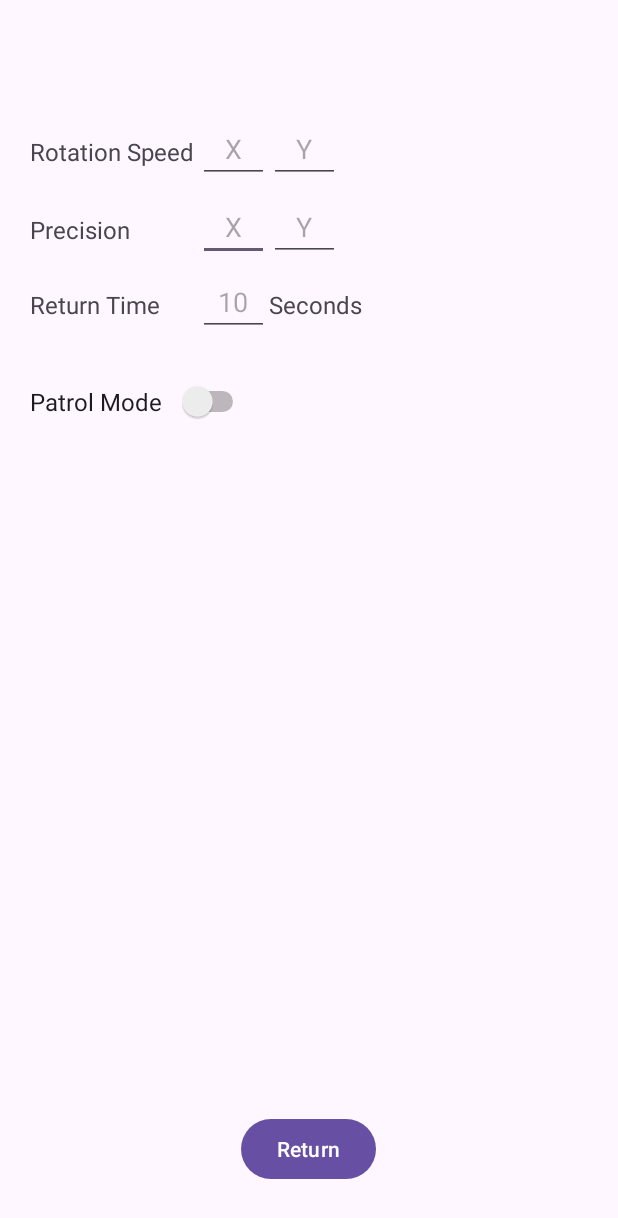
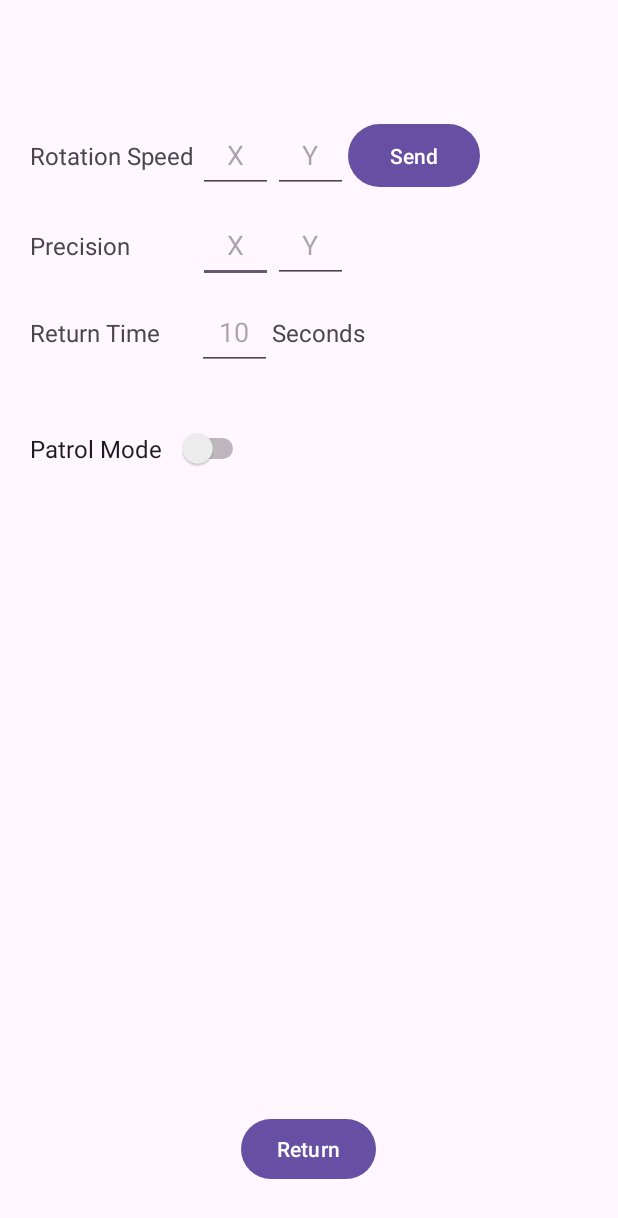
Before and after one commit to RayzenOri/SentryTurretControlCenter, an Android app: the OptionsActivity screen opened directly, with no data from a screen before it, on a phone screen of 412 x 824 dp. Shown: the top 1218 px of the screen. Run offline under Robolectric (Android 15) with nearby library versions, the phone set to English and light mode, and no system bars; 1 statement that could not run was skipped.

Commit message:
Sprawdzenie połączenia do wifi, komunikacja z esp32 oraz wysyłanie danych (rotationX), lekka poprawa wielkości elementów opcji

```diff
--- a/app/build.gradle.kts
+++ b/app/build.gradle.kts
@@ -17,7 +17,7 @@ android {
         testInstrumentationRunner = "androidx.test.runner.AndroidJUnitRunner"
     }
 
-    buildFeatures{
+    buildFeatures {
         viewBinding = true
     }
 
--- /dev/null
+++ b/app/src/main/java/com/example/sentryturretcontrolcenter/BaseActivity.kt
@@ -0,0 +1,29 @@
+package com.example.sentryturretcontrolcenter
+
+import android.content.Context
+import android.net.ConnectivityManager
+import android.net.Network
+import android.net.NetworkCapabilities
+import android.net.NetworkRequest
+import android.os.Build
+import android.os.Bundle
+import androidx.appcompat.app.AppCompatActivity
+
+open class BaseActivity : AppCompatActivity() {
+    override fun onCreate(savedInstanceState: Bundle?) {
+        super.onCreate(savedInstanceState)
+        val cm = getSystemService(Context.CONNECTIVITY_SERVICE) as ConnectivityManager
+        val builder = NetworkRequest.Builder()
+        builder.addTransportType(NetworkCapabilities.TRANSPORT_WIFI)
+        cm.requestNetwork(builder.build(), object : ConnectivityManager.NetworkCallback() {
+            override fun onAvailable(network: Network) {
+                if (Build.VERSION.SDK_INT >= Build.VERSION_CODES.M) {
+                    cm.bindProcessToNetwork(network)
+                } else {
+                    // This method was deprecated in API level 23
+                    ConnectivityManager.setProcessDefaultNetwork(network)
+                }
+            }
+        })
+    }
+}
--- a/app/src/main/java/com/example/sentryturretcontrolcenter/LandscapeActivity.kt
+++ b/app/src/main/java/com/example/sentryturretcontrolcenter/LandscapeActivity.kt
@@ -3,7 +3,7 @@ package com.example.sentryturretcontrolcenter
 import androidx.appcompat.app.AppCompatActivity
 import android.os.Bundle
 
-class LandscapeActivity : AppCompatActivity() {
+class LandscapeActivity : BaseActivity() {
     override fun onCreate(savedInstanceState: Bundle?) {
         super.onCreate(savedInstanceState)
         setContentView(R.layout.activity_landscape)
--- a/app/src/main/java/com/example/sentryturretcontrolcenter/MainActivity.kt
+++ b/app/src/main/java/com/example/sentryturretcontrolcenter/MainActivity.kt
@@ -7,7 +7,7 @@ import android.view.View
 import android.widget.TextView
 import com.example.sentryturretcontrolcenter.databinding.ActivityMainBinding
 
-class MainActivity : AppCompatActivity() {
+class MainActivity : BaseActivity() {
 
     private lateinit var binding: ActivityMainBinding
     override fun onCreate(savedInstanceState: Bundle?) {
--- a/app/src/main/res/layout/activity_options.xml
+++ b/app/src/main/res/layout/activity_options.xml
@@ -8,8 +8,8 @@
 
     <EditText
         android:id="@+id/editPrecisionX"
-        android:layout_width="47dp"
-        android:layout_height="42dp"
+        android:layout_width="50dp"
+        android:layout_height="50dp"
         android:layout_marginStart="132dp"
         android:ems="10"
         android:hint="X"
@@ -24,8 +24,8 @@
 
     <EditText
         android:id="@+id/editReturnTime"
-        android:layout_width="47dp"
-        android:layout_height="42dp"
+        android:layout_width="50dp"
+        android:layout_height="50dp"
         android:ems="10"
         android:hint="10"
         android:inputType="number|numberDecimal"
@@ -56,8 +56,8 @@
 
     <EditText
         android:id="@+id/editPrecisionY"
-        android:layout_width="47dp"
-        android:layout_height="42dp"
+        android:layout_width="50dp"
+        android:layout_height="0dp"
         android:ems="10"
         android:hint="Y"
         android:inputType="number|numberDecimal"
@@ -114,8 +114,8 @@
 
     <EditText
         android:id="@+id/editRotationX"
-        android:layout_width="47dp"
-        android:layout_height="42dp"
+        android:layout_width="50dp"
+        android:layout_height="50dp"
         android:layout_marginStart="132dp"
         android:ems="10"
         android:hint="X"
@@ -130,8 +130,8 @@
 
     <EditText
         android:id="@+id/editRotationY"
-        android:layout_width="47dp"
-        android:layout_height="42dp"
+        android:layout_width="50dp"
+        android:layout_height="0dp"
         android:ems="10"
         android:hint="Y"
         android:inputType="number|numberDecimal"
@@ -139,8 +139,6 @@
         android:singleLine="true"
         android:textAlignment="center"
         app:layout_constraintBottom_toBottomOf="@+id/editRotationX"
-        app:layout_constraintEnd_toEndOf="parent"
-        app:layout_constraintHorizontal_bias="0.0"
         app:layout_constraintStart_toEndOf="@+id/editRotationX"
         app:layout_constraintTop_toTopOf="@+id/editRotationX" />
 
@@ -172,7 +170,7 @@
     <Switch
         android:id="@+id/switchPatrolMode"
         android:layout_width="wrap_content"
-        android:layout_height="wrap_content"
+        android:layout_height="50dp"
         android:switchPadding="10dp"
         android:text="@string/ao_swPatrolMode"
         android:textAppearance="@style/TextAppearance.AppCompat.Small"
@@ -184,4 +182,18 @@
         app:layout_constraintTop_toBottomOf="@+id/editReturnTime"
         app:layout_constraintVertical_bias="0.052" />
 
+    <Button
+        android:id="@+id/ao_btSend"
+        android:layout_width="wrap_content"
+        android:layout_height="0dp"
+        android:layout_marginEnd="52dp"
+        android:onClick="sendRotation"
+        android:text="@string/ao_btSend"
+        app:layout_constraintBottom_toBottomOf="@+id/editRotationY"
+        app:layout_constraintEnd_toEndOf="parent"
+        app:layout_constraintHorizontal_bias="0.0"
+        app:layout_constraintStart_toEndOf="@+id/editRotationY"
+        app:layout_constraintTop_toTopOf="@+id/editRotationY"
+        app:layout_constraintVertical_bias="0.0" />
+
 </androidx.constraintlayout.widget.ConstraintLayout>
--- a/app/src/main/res/values/strings.xml
+++ b/app/src/main/res/values/strings.xml
@@ -14,4 +14,9 @@
     <string name="ac_btConnect">Connect</string>
     <string name="StatusDisconnected">Disconnected</string>
     <string name="StatusConnected">Connected</string>
+    <string name="notification_success">Success</string>
+    <string name="notification_successSent">Sent Successfully</string>
+    <string name="notification_fail">Failed</string>
+    <string name="notification_failSent">Sent Failed</string>
+    <string name="ao_btSend">Send</string>
 </resources>
```
Also changed, not shown: app/src/main/AndroidManifest.xml (+15 -0 lines), app/src/main/java/com/example/sentryturretcontrolcenter/ConnectActivity.kt (+63 -16 lines), app/src/main/java/com/example/sentryturretcontrolcenter/NotificationSystem.kt (added, +51 -0 lines), app/src/main/java/com/example/sentryturretcontrolcenter/OptionsActivity.kt (+42 -2 lines), app/src/main/res/xml/network_security_config.xml (added, +9 -0 lines), 1 other file.
